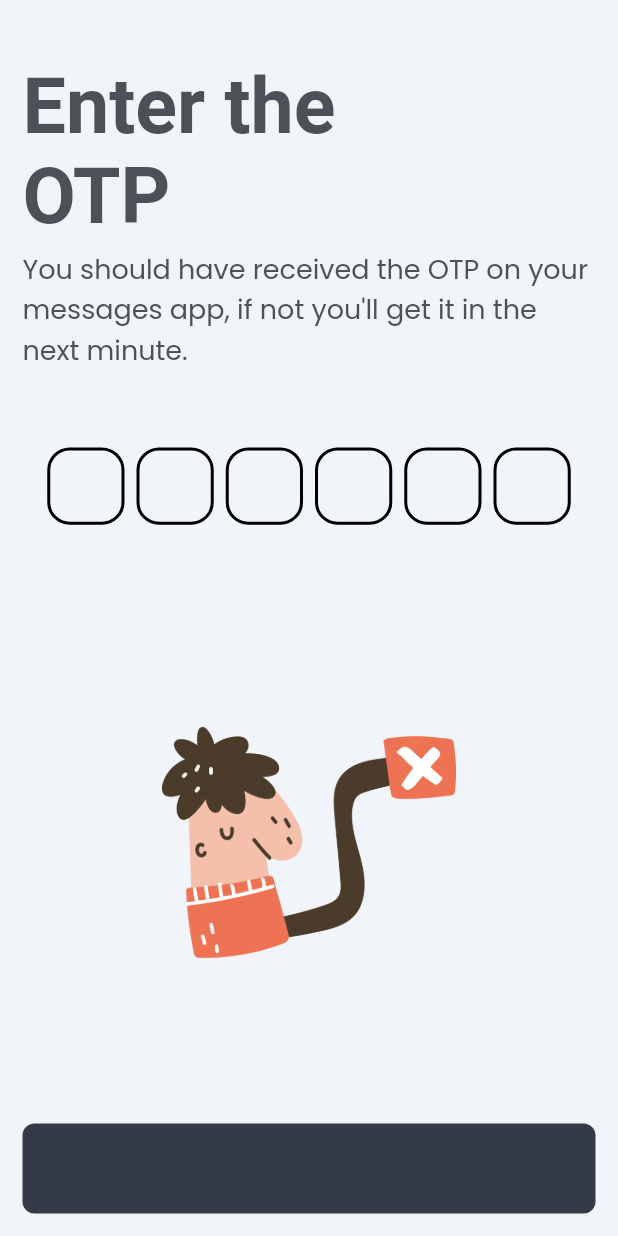
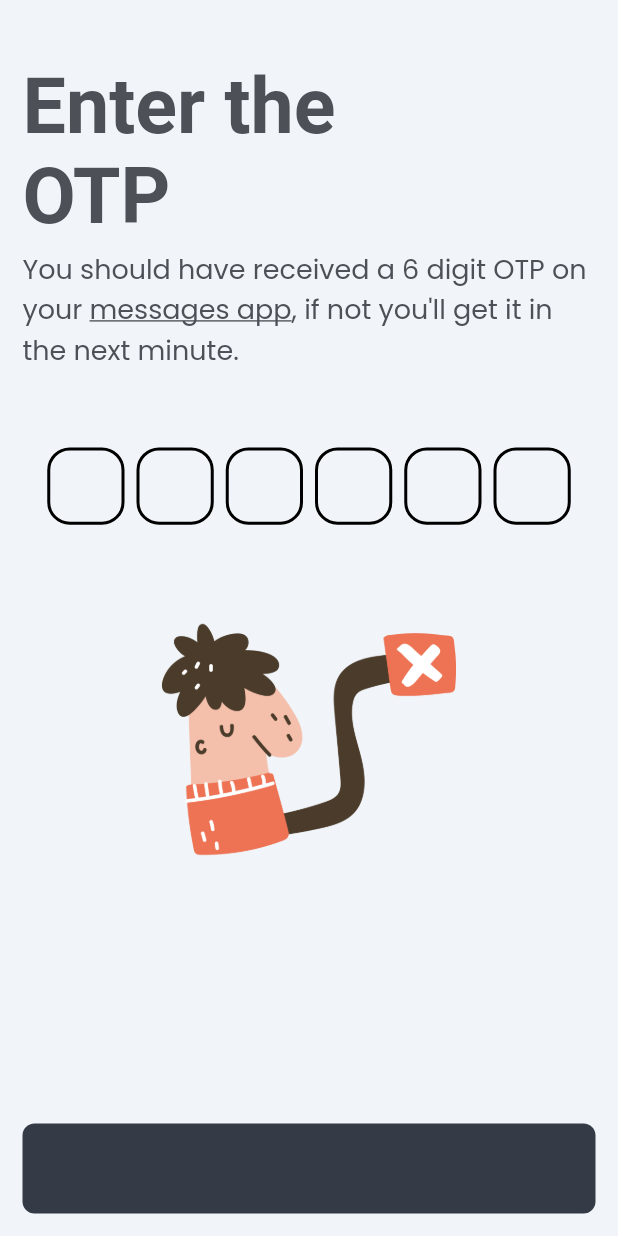
Before and after one commit to preetjdp/YouOweMe, a Flutter app: the OtpPage widget shown alone on an empty page, opened directly, on a phone screen of 412 x 824 dp. Run offline on Flutter 3.47's test engine with Material 2 defaults, Android fonts, the phone set to English and light mode, and no system bars; drawn by our look-alikes of pin_code_text_field; our stand-ins replace after_layout, cloud_firestore, contacts_service, device_preview, equatable, firebase_analytics and 19 more; missing offline and left inert: artemis, basics, firebase_auth_platform_interface, flutter_appavailability, fuzzy, gql and 1 more; accounts and stored records are empty; generated files the repository leaves out were written again; Roboto replaces fonts that are missing (Aileron).

Commit message:
Add a launch messages app on android

```diff
--- a/mobileApp/lib/resources/constants.dart
+++ b/mobileApp/lib/resources/constants.dart
@@ -25,3 +25,5 @@ const List<String> dayNames = [
   "Saturday",
   "Sunday",
 ];
+
+String androidMessagesUri = "com.google.android.apps.messaging";
--- a/mobileApp/lib/ui/IntroFlow/authFlow/mobilePage.dart
+++ b/mobileApp/lib/ui/IntroFlow/authFlow/mobilePage.dart
@@ -17,7 +17,7 @@ import 'package:YouOweMe/ui/IntroFlow/loginUser.dart';
 
 class MobilePage extends HookWidget {
   final YomButtonController yomButtonController = YomButtonController();
-  final _formKey = GlobalKey<FormState>();
+  static final _formKey = GlobalKey<FormState>();
 
   @override
   Widget build(BuildContext context) {
--- a/mobileApp/lib/ui/IntroFlow/authFlow/otpPage.dart
+++ b/mobileApp/lib/ui/IntroFlow/authFlow/otpPage.dart
@@ -1,13 +1,18 @@
 // 🐦 Flutter imports:
+import 'dart:io';
+
+import 'package:YouOweMe/resources/constants.dart';
 import 'package:YouOweMe/ui/Abstractions/yomButton.dart';
 import 'package:YouOweMe/ui/Abstractions/yomSpacer.dart';
 import 'package:flutter/cupertino.dart';
+import 'package:flutter/gestures.dart';
 import 'package:flutter/material.dart';
 
 // 📦 Package imports:
 import 'package:cloud_firestore/cloud_firestore.dart';
 import 'package:firebase_analytics/firebase_analytics.dart';
 import 'package:firebase_auth/firebase_auth.dart';
+import 'package:flutter_appavailability/flutter_appavailability.dart';
 import 'package:flutter_hooks/flutter_hooks.dart';
 import 'package:google_fonts/google_fonts.dart';
 import 'package:hooks_riverpod/hooks_riverpod.dart';
@@ -41,6 +46,16 @@ class OtpPage extends HookWidget {
     void nextPage() {
       pageController.nextPage(
           duration: Duration(milliseconds: 200), curve: Curves.easeInOutQuad);
+    }
+
+    void goToMessagesApp() async {
+      if (Platform.isAndroid) {
+        // AppAvailability.checkAvailability(androidMessagesUri);
+        await AppAvailability.launchApp(androidMessagesUri);
+      } else if (Platform.isIOS) {
+        //TODO Add IOS URI
+        // AppAvailability.checkAvailability(uri);
+      }
     }
 
     void verifyOtp() async {
@@ -100,8 +115,20 @@ class OtpPage extends HookWidget {
                   YomSpacer(
                     height: 5,
                   ),
-                  Text(
-                    "You should have received the OTP on your messages app, if not you'll get it in the next minute.",
+                  Text.rich(
+                    TextSpan(children: [
+                      TextSpan(
+                          text:
+                              "You should have received a 6 digit OTP on your "),
+                      TextSpan(
+                          text: "messages app",
+                          style: GoogleFonts.poppins(
+                              decoration: TextDecoration.underline),
+                          recognizer: TapGestureRecognizer()
+                            ..onTap = goToMessagesApp),
+                      TextSpan(
+                          text: ", if not you'll get it in the next minute.")
+                    ]),
                     style: GoogleFonts.poppins(),
                   ),
                   _spacer(16),
@@ -123,7 +150,7 @@ class OtpPage extends HookWidget {
                           decimal: false, signed: false),
                     ),
                   ),
-                  _spacer(12),
+                  // _spacer(12),
                   Image.asset("assets/scribbles/karlsson_pincode.png")
                 ],
               ),
--- a/mobileApp/pubspec.yaml
+++ b/mobileApp/pubspec.yaml
@@ -61,6 +61,7 @@ dependencies:
     git:
       url: git://github.com/preetjdp/flutter-settings-ui.git
       ref: Use-TargetPlatform
+  flutter_appavailability: ^0.0.21
 
 dependency_overrides:
   flutter_driver:
```
Also changed, not shown: mobileApp/pubspec.lock.
